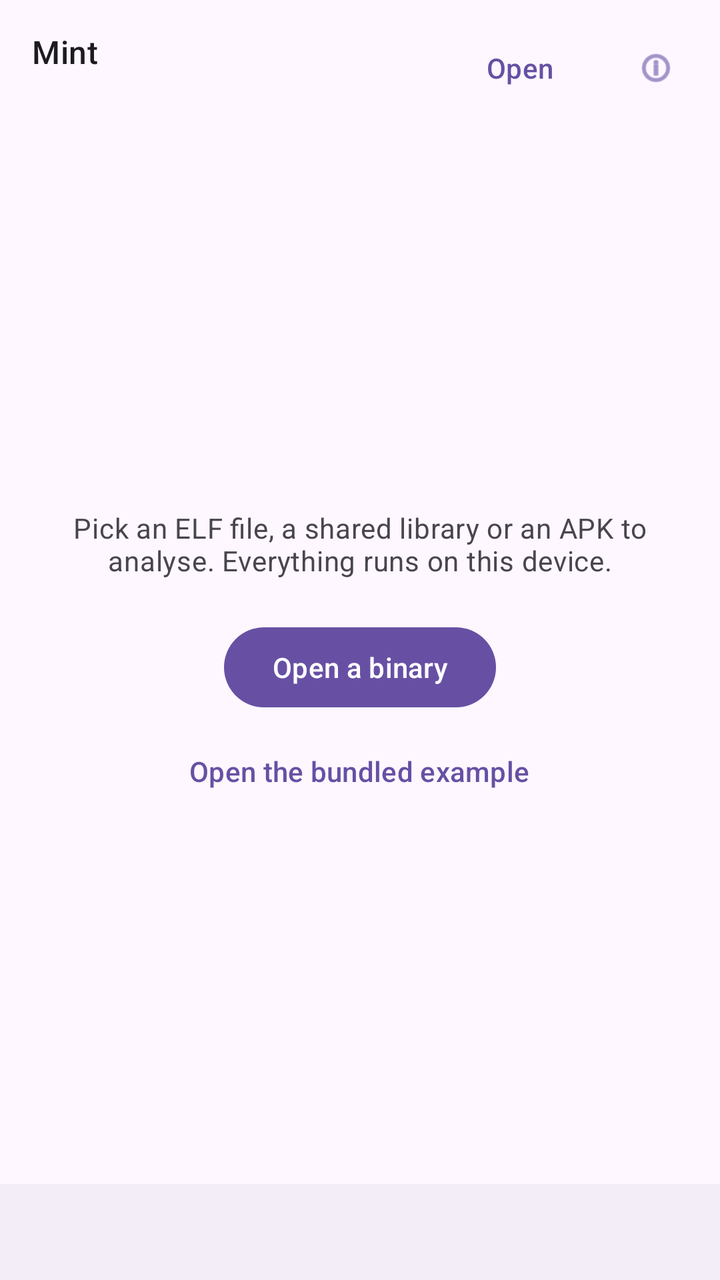
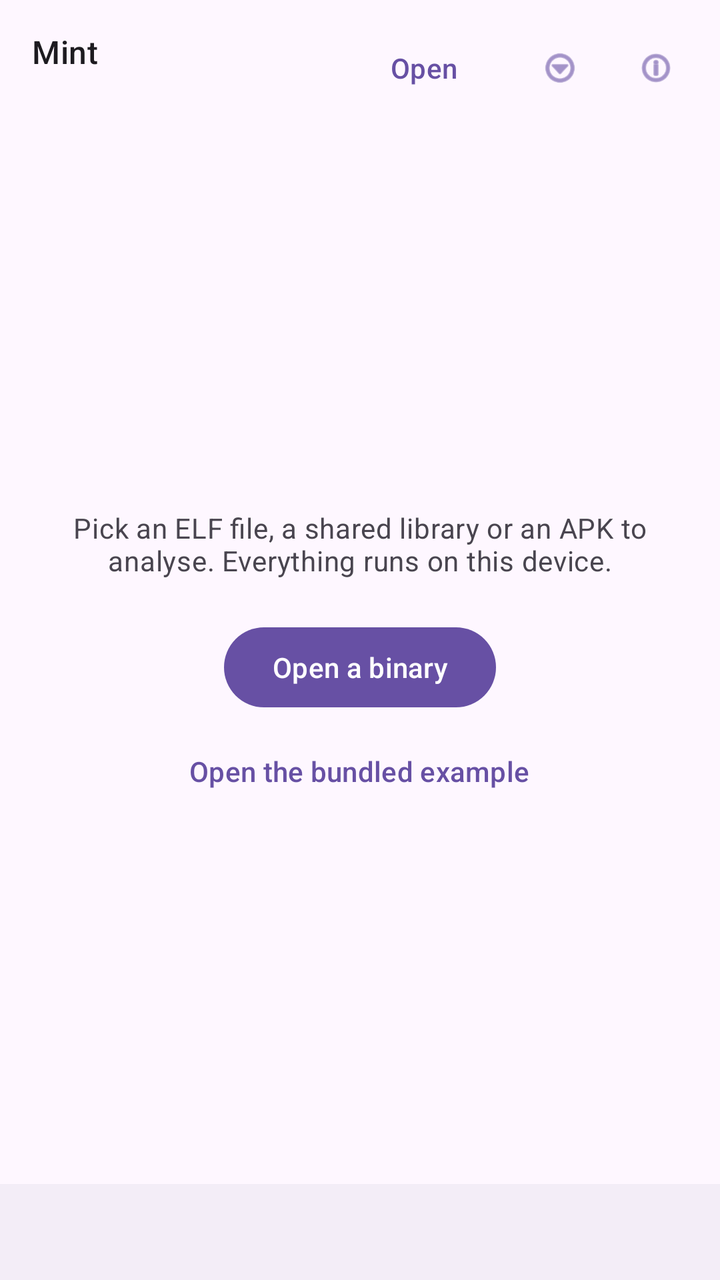

Screens rendered from an Android XML layout before and after an edit, with the pre-edit source and the edit as a unified diff.
<!-- AndroidManifest.xml: application theme Theme.Mint -->
<!-- res/layout/activity_workspace.xml -->
<?xml version="1.0" encoding="utf-8"?>
<LinearLayout xmlns:android="http://schemas.android.com/apk/res/android"
    xmlns:app="http://schemas.android.com/apk/res-auto"
    android:id="@+id/root"
    android:layout_width="match_parent"
    android:layout_height="match_parent"
    android:orientation="vertical"
    android:background="?attr/colorSurface">

    <LinearLayout
        android:layout_width="match_parent"
        android:layout_height="wrap_content"
        android:orientation="horizontal"
        android:gravity="center_vertical"
        android:paddingStart="16dp"
        android:paddingEnd="8dp"
        android:paddingTop="10dp"
        android:paddingBottom="10dp">

        <LinearLayout
            android:layout_width="0dp"
            android:layout_height="wrap_content"
            android:layout_weight="1"
            android:orientation="vertical">

            <TextView
                android:id="@+id/title"
                android:layout_width="match_parent"
                android:layout_height="wrap_content"
                android:maxLines="1"
                android:ellipsize="middle"
                android:text="@string/app_name"
                android:textAppearance="?attr/textAppearanceTitleMedium" />

            <TextView
                android:id="@+id/subtitle"
                android:layout_width="match_parent"
                android:layout_height="wrap_content"
                android:maxLines="1"
                android:ellipsize="middle"
                android:textAppearance="?attr/textAppearanceBodySmall"
                android:textColor="?android:attr/textColorSecondary" />
        </LinearLayout>

        <com.google.android.material.button.MaterialButton
            android:id="@+id/open_another"
            style="@style/Widget.Material3.Button.TextButton"
            android:layout_width="wrap_content"
            android:layout_height="wrap_content"
            android:text="@string/open_binary_short" />

        
        <com.google.android.material.button.MaterialButton
            android:id="@+id/about"
            style="@style/Widget.Material3.Button.IconButton"
            android:layout_width="wrap_content"
            android:layout_height="wrap_content"
            android:contentDescription="@string/licences"
            app:icon="@android:drawable/ic_menu_info_details" />

        <com.google.android.material.button.MaterialButton
            android:id="@+id/cancel_analysis"
            style="@style/Widget.Material3.Button.TextButton"
            android:layout_width="wrap_content"
            android:layout_height="wrap_content"
            android:visibility="gone"
            android:text="@string/cancel_analysis" />
    </LinearLayout>

    <com.google.android.material.progressindicator.LinearProgressIndicator
        android:id="@+id/progress"
        android:layout_width="match_parent"
        android:layout_height="wrap_content"
        android:visibility="invisible"
        android:indeterminate="true" />

    
    <LinearLayout
        android:id="@+id/empty"
        android:layout_width="match_parent"
        android:layout_height="0dp"
        android:layout_weight="1"
        android:orientation="vertical"
        android:gravity="center"
        android:padding="32dp">

        <TextView
            android:layout_width="wrap_content"
            android:layout_height="wrap_content"
            android:gravity="center"
            android:text="@string/empty_hint"
            android:textAppearance="?attr/textAppearanceBodyMedium"
            android:textColor="?android:attr/textColorSecondary" />

        <com.google.android.material.button.MaterialButton
            android:id="@+id/open"
            android:layout_width="wrap_content"
            android:layout_height="wrap_content"
            android:layout_marginTop="20dp"
            android:text="@string/open_binary" />

        
        <com.google.android.material.button.MaterialButton
            android:id="@+id/try_example"
            style="@style/Widget.Material3.Button.TextButton"
            android:layout_width="wrap_content"
            android:layout_height="wrap_content"
            android:layout_marginTop="4dp"
            android:text="@string/try_example" />
    </LinearLayout>

    
    <com.google.android.material.chip.Chip
        android:id="@+id/selection"
        style="@style/Widget.Material3.Chip.Input"
        android:layout_width="wrap_content"
        android:layout_height="wrap_content"
        android:layout_marginStart="12dp"
        android:layout_marginBottom="4dp"
        android:visibility="gone"
        app:closeIconVisible="true" />

    <FrameLayout
        android:id="@+id/content"
        android:layout_width="match_parent"
        android:layout_height="0dp"
        android:layout_weight="1"
        android:visibility="gone">

        <LinearLayout
            android:layout_width="match_parent"
            android:layout_height="match_parent"
            android:orientation="vertical">

            <EditText
                android:id="@+id/filter"
                android:layout_width="match_parent"
                android:layout_height="wrap_content"
                android:layout_marginHorizontal="12dp"
                android:layout_marginBottom="4dp"
                android:hint="@string/filter_hint"
                android:importantForAutofill="no"
                android:inputType="text"
                android:maxLines="1"
                android:textSize="14sp" />

            <androidx.recyclerview.widget.RecyclerView
                android:id="@+id/list"
                android:layout_width="match_parent"
                android:layout_height="0dp"
                android:layout_weight="1"
                android:scrollbars="vertical" />

            
            <ScrollView
                android:id="@+id/text_scroll"
                android:layout_width="match_parent"
                android:layout_height="0dp"
                android:layout_weight="1"
                android:visibility="gone">

                <HorizontalScrollView
                    android:layout_width="match_parent"
                    android:layout_height="wrap_content">

                    <TextView
                        android:id="@+id/text"
                        android:layout_width="wrap_content"
                        android:layout_height="wrap_content"
                        android:padding="12dp"
                        android:textIsSelectable="true"
                        android:fontFamily="monospace"
                        android:textSize="12sp"
                        android:lineSpacingMultiplier="1.15" />
                </HorizontalScrollView>
            </ScrollView>
        </LinearLayout>

        <com.ccs.mint.ui.components.GraphView
            android:id="@+id/graph"
            android:layout_width="match_parent"
            android:layout_height="match_parent"
            android:visibility="gone" />
    </FrameLayout>

    
    <com.google.android.material.tabs.TabLayout
        android:id="@+id/nav"
        android:layout_width="match_parent"
        android:layout_height="wrap_content"
        android:background="?attr/colorSurfaceContainer"
        app:tabGravity="start"
        app:tabIndicatorGravity="top"
        app:tabMode="scrollable"
        app:tabPaddingEnd="14dp"
        app:tabPaddingStart="14dp" />
</LinearLayout>
<!-- resources referenced by this layout -->
<resources>
  <string name="app_name">Mint</string>
  <string name="cancel_analysis">Stop</string>
  <string name="empty_hint">Pick an ELF file, a shared library or an APK to analyse. Everything runs on this device.</string>
  <string name="filter_hint">Filter by name or address</string>
  <string name="licences">Open-source licences</string>
  <string name="open_binary">Open a binary</string>
  <string name="open_binary_short">Open</string>
  <string name="try_example">Open the bundled example</string>
  <style name="Theme.Mint" parent="Base.Theme.Mint" />
  <style name="Base.Theme.Mint" parent="Theme.Material3.DayNight.NoActionBar">
          <item name="android:statusBarColor">@android:color/transparent</item>
          <item name="android:navigationBarColor">@android:color/transparent</item>
          <item name="android:windowLightStatusBar">true</item>
          <item name="android:windowLightNavigationBar">true</item>
      </style>
</resources>

<!-- the commit's change to res/layout/activity_workspace.xml (unified diff, before → after) -->
@@ -49,6 +49,14 @@
             android:layout_height="wrap_content"
             android:text="@string/open_binary_short" />
 
+        <com.google.android.material.button.MaterialButton
+            android:id="@+id/project_actions"
+            style="@style/Widget.Material3.Button.IconButton"
+            android:layout_width="wrap_content"
+            android:layout_height="wrap_content"
+            android:contentDescription="@string/project_actions"
+            app:icon="@android:drawable/ic_menu_more" />
+
         
         <com.google.android.material.button.MaterialButton
             android:id="@+id/about"
@@ -110,15 +118,24 @@
     </LinearLayout>
 
     
-    <com.google.android.material.chip.Chip
-        android:id="@+id/selection"
-        style="@style/Widget.Material3.Chip.Input"
-        android:layout_width="wrap_content"
-        android:layout_height="wrap_content"
-        android:layout_marginStart="12dp"
+    
+    <HorizontalScrollView
+        android:id="@+id/open_scroll"
+        android:layout_width="match_parent"
+        android:layout_height="wrap_content"
         android:layout_marginBottom="4dp"
-        android:visibility="gone"
-        app:closeIconVisible="true" />
+        android:paddingStart="12dp"
+        android:paddingEnd="12dp"
+        android:scrollbars="none"
+        android:visibility="gone">
+
+        <com.google.android.material.chip.ChipGroup
+            android:id="@+id/open_functions"
+            android:layout_width="wrap_content"
+            android:layout_height="wrap_content"
+            app:singleLine="true"
+            app:singleSelection="true" />
+    </HorizontalScrollView>
 
     <FrameLayout
         android:id="@+id/content"
<!-- resource entries referenced after the edit -->
@@ -7,6 +7,7 @@
   <string name="licences">Open-source licences</string>
   <string name="open_binary">Open a binary</string>
   <string name="open_binary_short">Open</string>
+  <string name="project_actions">Project actions</string>
   <string name="try_example">Open the bundled example</string>
   <style name="Theme.Mint" parent="Base.Theme.Mint" />
   <style name="Base.Theme.Mint" parent="Theme.Material3.DayNight.NoActionBar">
